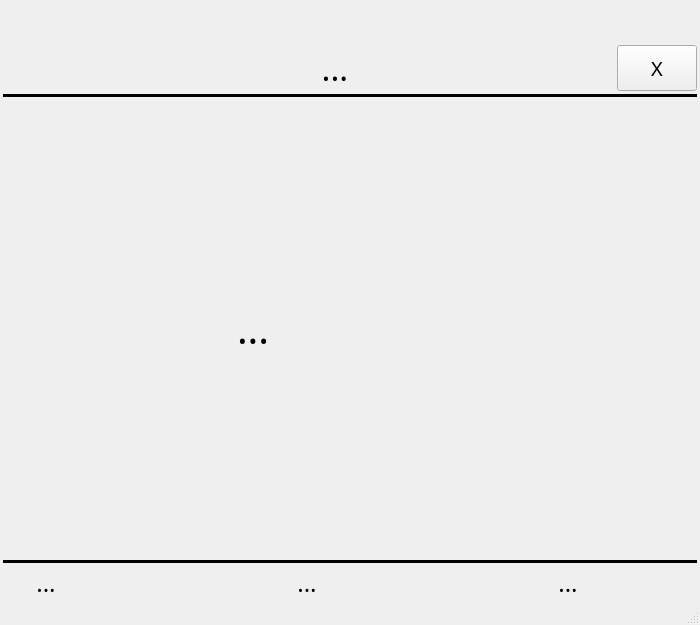
Above: src/vSongPresent.ui from AppSmata/vSongBook4pc before the change. Below: the same form after it.
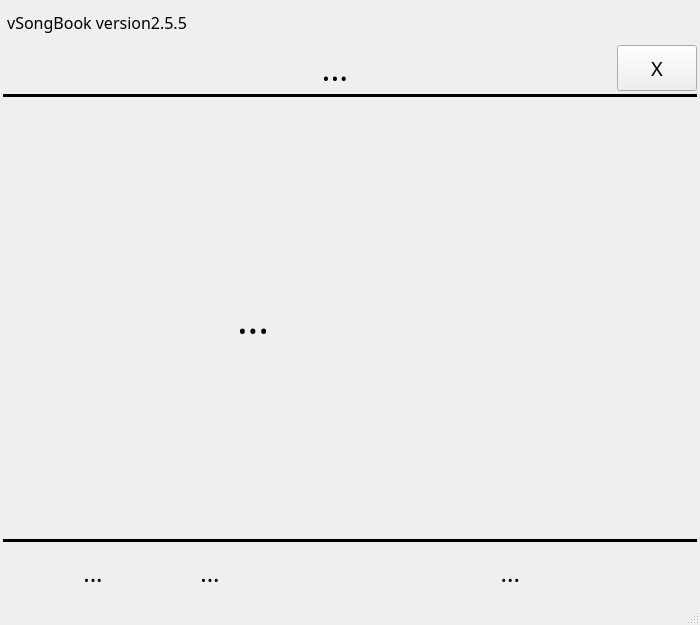
That is the form after the change. Icons and pictures are not drawn.

Patch:
```diff
--- a/src/vSongPresent.ui
+++ b/src/vSongPresent.ui
@@ -66,6 +66,21 @@
       <item>
        <layout class="QVBoxLayout" name="verticalLayout">
         <item>
+         <layout class="QHBoxLayout" name="HeadLayout">
+          <item>
+           <widget class="QLabel" name="LblApp">
+            <property name="font">
+             <font>
+              <family>Trebuchet MS</family>
+              <pointsize>12</pointsize>
+             </font>
+            </property>
+            <property name="text">
+             <string> vSongBook version2.5.5</string>
+            </property>
+           </widget>
+          </item>
+          <item>
          <widget class="QToolBar" name="ToolbarMain">
           <property name="sizePolicy">
            <sizepolicy hsizetype="Expanding" vsizetype="Minimum">
@@ -92,6 +107,8 @@
           <addaction name="actionClose"/>
          </widget>
         </item>
+         </layout>
+        </item>
         <item>
          <layout class="QHBoxLayout" name="TopLayout">
           <item>
@@ -238,7 +255,7 @@
         <item>
          <widget class="QLabel" name="label">
           <property name="sizePolicy">
-           <sizepolicy hsizetype="Minimum" vsizetype="Preferred">
+           <sizepolicy hsizetype="Fixed" vsizetype="Fixed">
             <horstretch>0</horstretch>
             <verstretch>0</verstretch>
            </sizepolicy>
@@ -246,7 +263,7 @@
           <property name="minimumSize">
            <size>
             <width>30</width>
-            <height>0</height>
+            <height>55</height>
            </size>
           </property>
           <property name="text">
@@ -257,7 +274,7 @@
         <item>
          <widget class="QLabel" name="LblSongInfo">
           <property name="sizePolicy">
-           <sizepolicy hsizetype="Preferred" vsizetype="Minimum">
+           <sizepolicy hsizetype="Expanding" vsizetype="Minimum">
             <horstretch>0</horstretch>
             <verstretch>0</verstretch>
            </sizepolicy>
@@ -300,6 +317,18 @@
         </item>
         <item>
          <widget class="QLabel" name="LblVerse">
+          <property name="sizePolicy">
+           <sizepolicy hsizetype="Fixed" vsizetype="Preferred">
+            <horstretch>0</horstretch>
+            <verstretch>0</verstretch>
+           </sizepolicy>
+          </property>
+          <property name="minimumSize">
+           <size>
+            <width>250</width>
+            <height>0</height>
+           </size>
+          </property>
           <property name="font">
            <font>
             <family>Trebuchet MS</family>
@@ -310,7 +339,7 @@
            <string>...</string>
           </property>
           <property name="alignment">
-           <set>Qt::AlignCenter</set>
+           <set>Qt::AlignRight|Qt::AlignTrailing|Qt::AlignVCenter</set>
           </property>
          </widget>
         </item>
@@ -340,6 +369,25 @@
           </property>
          </widget>
         </item>
+        <item>
+         <widget class="QLabel" name="LblBottom">
+          <property name="sizePolicy">
+           <sizepolicy hsizetype="Fixed" vsizetype="Fixed">
+            <horstretch>0</horstretch>
+            <verstretch>0</verstretch>
+           </sizepolicy>
+          </property>
+          <property name="minimumSize">
+           <size>
+            <width>55</width>
+            <height>55</height>
+           </size>
+          </property>
+          <property name="text">
+           <string/>
+          </property>
+         </widget>
+        </item>
         <item>
          <widget class="QPushButton" name="BtnUp">
           <property name="sizePolicy">
@@ -369,7 +417,7 @@
         <item>
          <widget class="QLabel" name="label_2">
           <property name="sizePolicy">
-           <sizepolicy hsizetype="Minimum" vsizetype="Preferred">
+           <sizepolicy hsizetype="Fixed" vsizetype="Fixed">
             <horstretch>0</horstretch>
             <verstretch>0</verstretch>
            </sizepolicy>
@@ -377,7 +425,7 @@
           <property name="minimumSize">
            <size>
             <width>30</width>
-            <height>0</height>
+            <height>55</height>
            </size>
           </property>
           <property name="text">
```
Left out of the diff: 4 changed lines with no effect on the pictures. Lines whose indentation alone changed are shown as unchanged.
